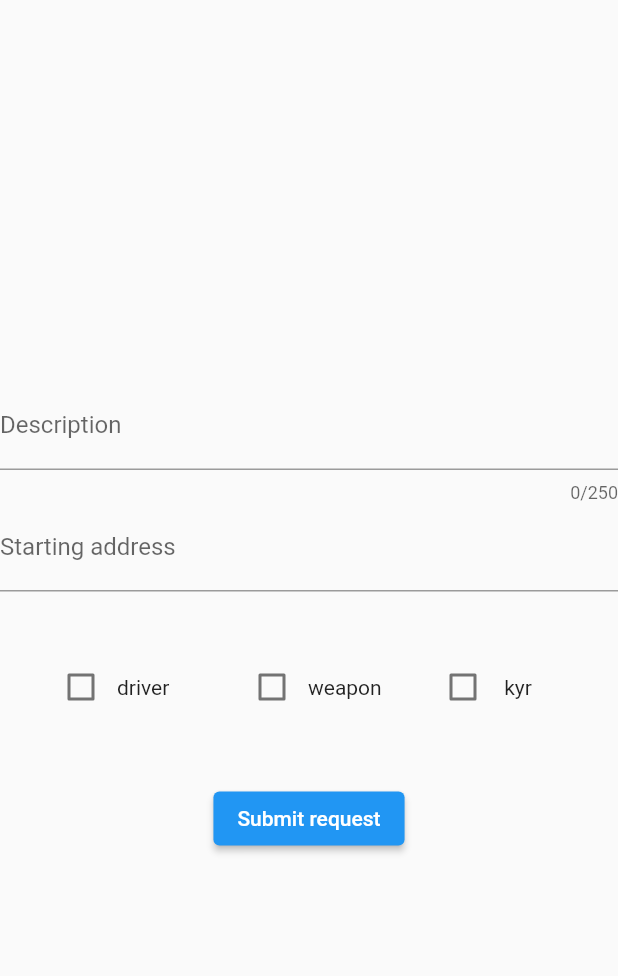
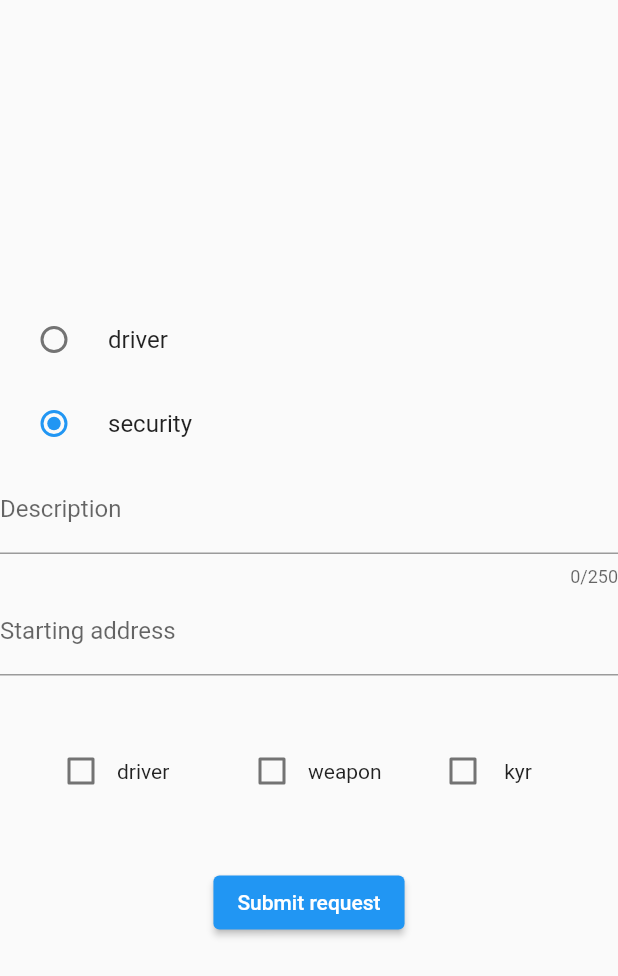
Before and after one commit to dashkata/ChechnyaStoneLifters, a Flutter app: the screen it shows after launch, after a tap on "Submit request", on a phone screen of 412 x 824 dp. Shown: the top 976 px of the screen. Run offline on Flutter 3.47's test engine with Material 2 defaults, Android fonts, the phone set to English and light mode, and no system bars; our stand-ins replace dio, get_it.

Commit message:
Added radio tile to the create request screen

```diff
--- a/lib/presentation/resources/router.dart
+++ b/lib/presentation/resources/router.dart
@@ -1,5 +1,7 @@
 import 'package:checheneca/presentation/resources/vm_builder.dart';
 import 'package:checheneca/presentation/screens/create_request/create_request_vm.dart';
+import 'package:checheneca/presentation/screens/requests/requests.dart';
+import 'package:checheneca/presentation/screens/requests/requests_vm.dart';
 import 'package:flutter/material.dart';
 
 import '../../utils/get_it.dart';
@@ -7,6 +9,7 @@ import '../screens/create_request/create_request.dart';
 
 class Routes {
   static const String createRequest = 'create_request';
+  static const String requests = 'requests';
 }
 
 class AppRouter {
@@ -20,6 +23,14 @@ class AppRouter {
             viewModelBuilder: getIt<CreateRequestViewModel>,
           ),
         );
+      case Routes.requests:
+        return MaterialPageRoute(
+          builder: (context) => ViewModelBuilder<RequestsViewModel>(
+            builder: (context, viewmodel) => const RequestsScreen(),
+            onModelReady: (viewmodel) => viewmodel.init(),
+            viewModelBuilder: getIt<RequestsViewModel>,
+          ),
+        );
       default:
         return MaterialPageRoute(builder: (context) => const SizedBox.shrink());
     }
--- a/lib/presentation/screens/create_request/create_request.dart
+++ b/lib/presentation/screens/create_request/create_request.dart
@@ -4,13 +4,17 @@ import 'package:checheneca/presentation/widgets/unfocus_detector.dart';
 import 'package:flutter/material.dart';
 import 'package:provider/provider.dart';
 
+import '../../../utils/bodyguard_type_enum.dart';
+
+part 'widgets/skills_list.dart';
+
+part 'widgets/custom_radio_tile.dart';
+
 class CreateRequestScreen extends StatelessWidget {
   const CreateRequestScreen({Key? key}) : super(key: key);
 
   @override
   Widget build(BuildContext context) {
-    List<String> skills = ['driver', 'weapon'];
-    List<bool> skillsValue = [true, false];
     return UnfocusDetector(
       child: SafeArea(
         child: Scaffold(
@@ -18,6 +22,18 @@ class CreateRequestScreen extends StatelessWidget {
             builder: (context, viewModel, child) => Column(
               mainAxisAlignment: MainAxisAlignment.center,
               children: [
+                Column(
+                  children: [
+                    _CustomRadioTile(
+                      bodyGuard: BodyGuardType.driver,
+                      viewModel: viewModel,
+                    ),
+                    _CustomRadioTile(
+                      bodyGuard: BodyGuardType.security,
+                      viewModel: viewModel,
+                    ),
+                  ],
+                ),
                 CustomTextField(
                   label: 'Description',
                   controller: viewModel.descriptionController,
@@ -27,32 +43,14 @@ class CreateRequestScreen extends StatelessWidget {
                   label: 'Starting address',
                   controller: viewModel.descriptionController,
                 ),
-                GridView(
-                  shrinkWrap: true,
-                  padding: const EdgeInsets.only(
-                    left: 30,
-                    // top: 100,
-                  ),
-                  gridDelegate: const SliverGridDelegateWithFixedCrossAxisCount(
-                    crossAxisCount: 3,
-                  ),
-                  children: List.generate(
-                    viewModel.skillsCheck.length,
-                    (index) => Row(
-                      children: [
-                        Checkbox(
-                          value: viewModel.skillsCheck.values.elementAt(index),
-                          onChanged: (value) => viewModel.changeCheckbox(
-                            index,
-                            value!,
-                          ),
-                        ),
-                        Text(
-                          viewModel.skillsCheck.keys.elementAt(index),
-                        ),
-                      ],
-                    ),
-                  ),
+                viewModel.bodyGuardType == BodyGuardType.driver
+                    ? CustomTextField(
+                        label: 'Ending address',
+                        controller: viewModel.descriptionController,
+                      )
+                    : const SizedBox.shrink(),
+                _SkillsList(
+                  viewModel: viewModel,
                 ),
                 ElevatedButton(
                   onPressed: () async => await viewModel.submitRequest(),
--- a/lib/presentation/screens/create_request/create_request_vm.dart
+++ b/lib/presentation/screens/create_request/create_request_vm.dart
@@ -1,3 +1,4 @@
+import 'package:checheneca/utils/bodyguard_type_enum.dart';
 import 'package:flutter/cupertino.dart';
 
 class CreateRequestViewModel extends ChangeNotifier {
@@ -7,6 +8,9 @@ class CreateRequestViewModel extends ChangeNotifier {
   final List<bool> checkBoxList = [];
   List<String> skills = ['driver', 'weapon', ' kyr'];
   Map<String, bool> skillsCheck = {};
+  BodyGuardType _bodyGuardType = BodyGuardType.security;
+
+  get bodyGuardType => _bodyGuardType;
 
   Future<void> init() async {
     for (final skill in skills) {
@@ -19,9 +23,14 @@ class CreateRequestViewModel extends ChangeNotifier {
     notifyListeners();
   }
 
+  void changeRadioTile(BodyGuardType? bodyGuardType) {
+    if (bodyGuardType != null) {
+      _bodyGuardType = bodyGuardType;
+    }
+    notifyListeners();
+  }
+
   Future<void> submitRequest() async {
-
     // skillsCheck.map((key, value) => )
-
   }
 }
--- /dev/null
+++ b/lib/presentation/screens/create_request/widgets/custom_radio_tile.dart
@@ -0,0 +1,19 @@
+part of '../create_request.dart';
+
+class _CustomRadioTile extends StatelessWidget {
+  const _CustomRadioTile({
+    Key? key,
+    required this.bodyGuard,
+    required this.viewModel,
+  }) : super(key: key);
+  final BodyGuardType bodyGuard;
+  final CreateRequestViewModel viewModel;
+
+  @override
+  Widget build(BuildContext context) => RadioListTile<BodyGuardType>(
+        title: Text(bodyGuard.name),
+        value: bodyGuard,
+        groupValue: viewModel.bodyGuardType,
+        onChanged: (value) => viewModel.changeRadioTile(value),
+      );
+}
--- /dev/null
+++ b/lib/presentation/screens/create_request/widgets/skills_list.dart
@@ -0,0 +1,38 @@
+part of '../create_request.dart';
+
+class _SkillsList extends StatelessWidget {
+  const _SkillsList({
+    Key? key,
+    required this.viewModel,
+  }) : super(key: key);
+  final CreateRequestViewModel viewModel;
+
+  @override
+  Widget build(BuildContext context) => GridView(
+        shrinkWrap: true,
+        padding: const EdgeInsets.only(
+          left: 30,
+          // top: 100,
+        ),
+        gridDelegate: const SliverGridDelegateWithFixedCrossAxisCount(
+          crossAxisCount: 3,
+        ),
+        children: List.generate(
+          viewModel.skillsCheck.length,
+          (index) => Row(
+            children: [
+              Checkbox(
+                value: viewModel.skillsCheck.values.elementAt(index),
+                onChanged: (value) => viewModel.changeCheckbox(
+                  index,
+                  value!,
+                ),
+              ),
+              Text(
+                viewModel.skillsCheck.keys.elementAt(index),
+              ),
+            ],
+          ),
+        ),
+      );
+}
--- /dev/null
+++ b/lib/presentation/screens/requests/requests.dart
@@ -0,0 +1,21 @@
+import 'package:checheneca/presentation/screens/requests/requests_vm.dart';
+import 'package:flutter/material.dart';
+import 'package:provider/provider.dart';
+
+class RequestsScreen extends StatelessWidget {
+  const RequestsScreen({Key? key}) : super(key: key);
+
+  @override
+  Widget build(BuildContext context) => SafeArea(
+        child: Scaffold(
+          body: context.watch<RequestsViewModel>().isLoading
+              ? const CircularProgressIndicator()
+              : ListView.builder(
+                  itemCount: context.read<RequestsViewModel>().requests.length,
+                  itemBuilder: (_, index) => Text(
+                    context.read<RequestsViewModel>().requests[index],
+                  ),
+                ),
+        ),
+      );
+}
--- /dev/null
+++ b/lib/presentation/screens/requests/requests_vm.dart
@@ -0,0 +1,14 @@
+import 'package:flutter/cupertino.dart';
+
+class RequestsViewModel extends ChangeNotifier {
+  bool _isLoading = true;
+
+  bool get isLoading => _isLoading;
+  late List<String> requests;
+
+  Future<void> init() async {
+    requests = ['kur'];
+    _isLoading = false;
+    notifyListeners();
+  }
+}
--- /dev/null
+++ b/lib/utils/bodyguard_type_enum.dart
@@ -0,0 +1,4 @@
+enum BodyGuardType{
+  driver,
+  security,
+}
--- a/lib/utils/get_it.dart
+++ b/lib/utils/get_it.dart
@@ -1,6 +1,7 @@
 import 'package:checheneca/data/data_sources/api.dart';
 import 'package:checheneca/data/repositories/api_repository.dart';
 import 'package:checheneca/presentation/screens/create_request/create_request_vm.dart';
+import 'package:checheneca/presentation/screens/requests/requests_vm.dart';
 import 'package:dio/dio.dart';
 import 'package:get_it/get_it.dart';
 
@@ -17,5 +18,8 @@ void setupGetIt() {
     )
     ..registerFactory(
       () => CreateRequestViewModel(),
+    )
+    ..registerFactory(
+          () => RequestsViewModel(),
     );
 }
```
